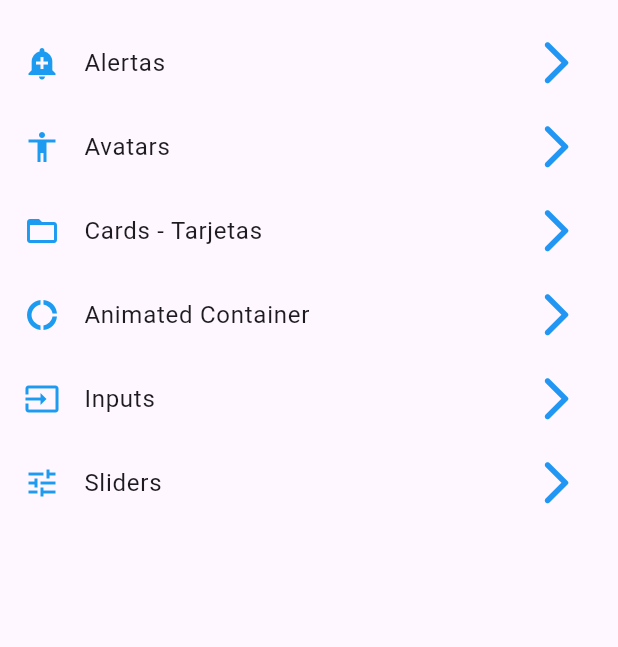
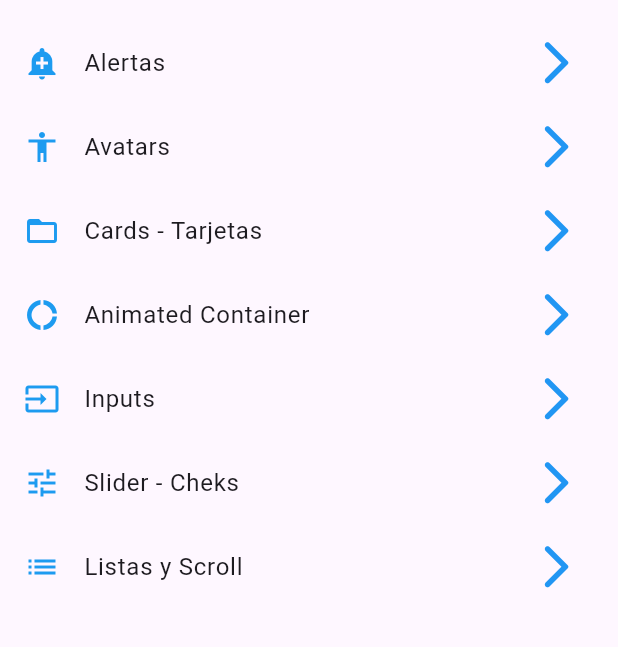
Before and after one commit to FernadoCuatro/Flutter, a Flutter app: the screen it shows after launch, on a phone screen of 412 x 824 dp, the part 63-710 px from its top. Run offline on Flutter 3.47's test engine with Material 3 defaults, Android fonts, the phone set to English and light mode, and no system bars.

Commit message:
Listview Builder

```diff
--- a/componentes/data/menu_opts.json
+++ b/componentes/data/menu_opts.json
@@ -27,9 +27,14 @@
             "texto": "Inputs"
         },
         {
+            "ruta" : "slider",
+            "icon" : "tune",
+            "texto": "Slider - Cheks"
+        },
+        {
             "ruta" : "list",
-            "icon" : "tune",
-            "texto": "Sliders"
+            "icon" : "list",
+            "texto": "Listas y Scroll"
         }
     ]
 }
--- a/componentes/lib/main.dart
+++ b/componentes/lib/main.dart
@@ -22,11 +22,13 @@ class MyApp extends StatelessWidget {
       // Para que cambie a español aunque nodarisa
       localizationsDelegates: [
         GlobalMaterialLocalizations.delegate,
-        GlobalWidgetsLocalizations.delegate
+        GlobalWidgetsLocalizations.delegate,
+        // Agrega este delegado para Cupertino
+        GlobalCupertinoLocalizations.delegate,
       ],
       supportedLocales: [
-        const Locale( 'en','US' ),
-        const Locale( 'es','ES' ),
+        const Locale('en', 'US'), // Inglés
+        const Locale('es', 'ES'), // Español de España
       ],
 
       // home: HomePage(),
--- a/componentes/lib/src/routes/routes.dart
+++ b/componentes/lib/src/routes/routes.dart
@@ -7,6 +7,7 @@ import 'package:componentes/src/pages/home_page.dart';
 import 'package:componentes/src/pages/card_page.dart';
 import 'package:componentes/src/pages/animated_container.dart';
 import 'package:componentes/src/pages/input_page.dart';
+import 'package:componentes/src/pages/listview_page.dart';
 
 Map< String, WidgetBuilder > getAplicationRoutes() {
   return < String, WidgetBuilder > {
@@ -16,6 +17,7 @@ Map< String, WidgetBuilder > getAplicationRoutes() {
     'card'             : ( BuildContext context) => CardPage(),
     'animatedContainer': ( BuildContext context) => AnimatedContainerPage(),
     'inputs'           : ( BuildContext context) => InputPage(),
-    'list'             : ( BuildContext context) => SliderPage(),
+    'slider'           : ( BuildContext context) => SliderPage(),
+    'list'             : ( BuildContext context) => ListaPage(),
   };
 }
--- a/componentes/lib/src/utils/icono_string_util.dart
+++ b/componentes/lib/src/utils/icono_string_util.dart
@@ -11,6 +11,7 @@ final _icons = <String, IconData> {
   'donut_large'  : Icons.donut_large,
   'input'        : Icons.input,
   'tune'         : Icons.tune,
+  'list'         : Icons.list,
 };
 
 Icon getIcon( String nombreIcono ) {
```
Also changed, not shown: componentes/lib/src/pages/listview_page.dart (added, +46 -0 lines), componentes/lib/src/pages/slider_page.dart (+5 -2 lines).
